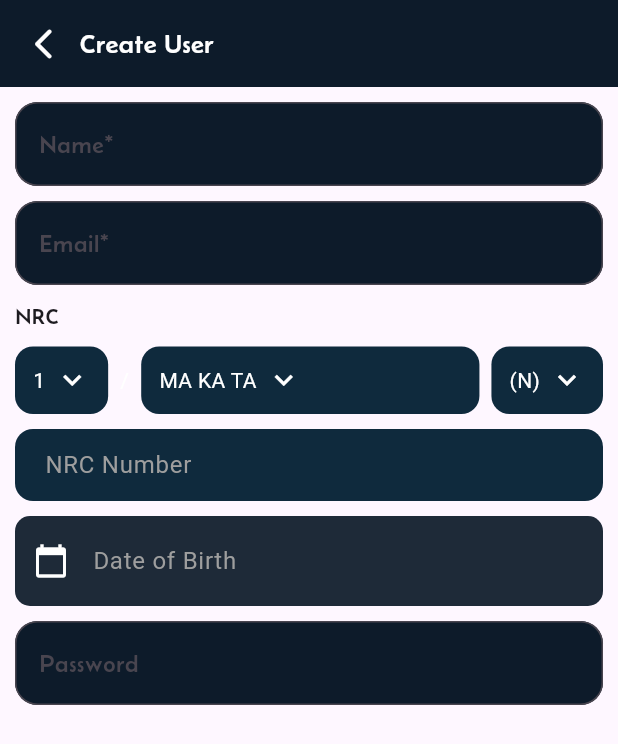
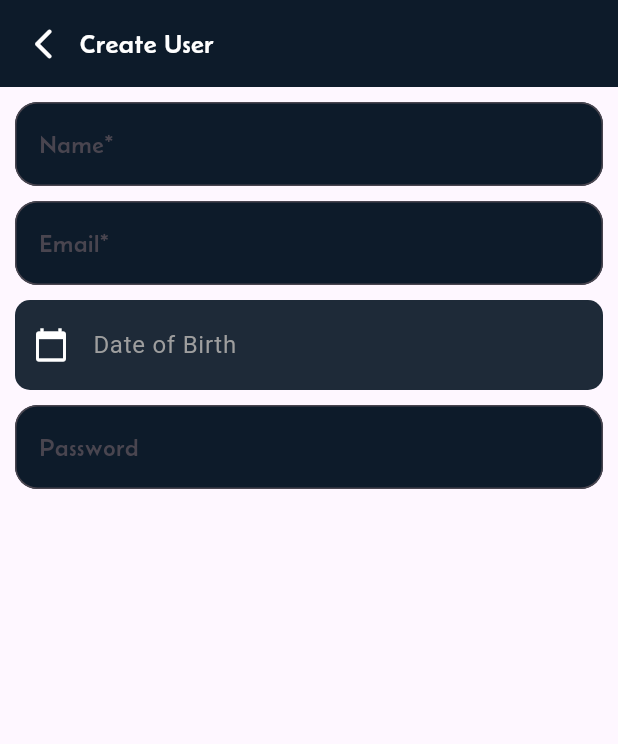
Before and after one commit to JhunJhun2003/nyx_app, a Flutter app: the SignupPage screen opened directly, on a phone screen of 412 x 824 dp. Shown: the top 744 px of the screen. Run offline on Flutter 3.47's test engine with Material 3 defaults, Android fonts, the phone set to English and light mode, and no system bars; our stand-ins replace font_awesome_flutter, sqflite; accounts and stored records are empty.

Commit message:
20260403

```diff
--- a/lib/pages/detailsPages/accountpages/signup.dart
+++ b/lib/pages/detailsPages/accountpages/signup.dart
@@ -143,44 +143,6 @@ class _SignupPageState extends State<SignupPage> {
 
           const SizedBox(height: 10),
 
-          SizedBox(
-            child: Text("NRC",style: TextStyle(fontFamily: "Custom",fontSize: 15)),
-          ),
-
-          const SizedBox(height: 10),
-
-          Row(
-            children: [
-              _dropdownBox("1"),
-              const SizedBox(width: 8),
-              const Text("/", style: TextStyle(color: Colors.white)),
-              const SizedBox(width: 8),
-              Expanded(child: _dropdownBox("MA KA TA")),
-              const SizedBox(width: 8),
-              _dropdownBox("(N)"),
-            ],
-          ),
-
-          const SizedBox(height: 10),
-
-          // 🔷 Bottom TextField
-          TextField(
-            style: const TextStyle(color: Colors.white),
-            decoration: InputDecoration(
-              hintText: "NRC Number",
-              hintStyle: const TextStyle(color: Colors.grey),
-              filled: true,
-              fillColor: const Color(0xFF0F2A3D),
-              contentPadding: const EdgeInsets.symmetric(horizontal: 16),
-              border: OutlineInputBorder(
-                borderRadius: BorderRadius.circular(12),
-                borderSide: BorderSide.none,
-              ),
-            ),
-          ),
-
-          const SizedBox(height: 10),
-
           TextFormField(
             controller: _controller,
             readOnly: true, // 👈 prevents typing
@@ -269,24 +231,6 @@ class _SignupPageState extends State<SignupPage> {
     );
   }
 
-  Widget _dropdownBox(String text) {
-    return Container(
-      padding: const EdgeInsets.symmetric(horizontal: 12),
-      height: 45,
-      decoration: BoxDecoration(
-        color: const Color(0xFF0F2A3D),
-        borderRadius: BorderRadius.circular(12),
-      ),
-      child: Row(
-        mainAxisSize: MainAxisSize.min,
-        children: [
-          Text(text, style: const TextStyle(color: Colors.white)),
-          const SizedBox(width: 6),
-          const Icon(Icons.keyboard_arrow_down, color: Colors.white),
-        ],
-      ),
-    );
-  }
 }
 
 
```
